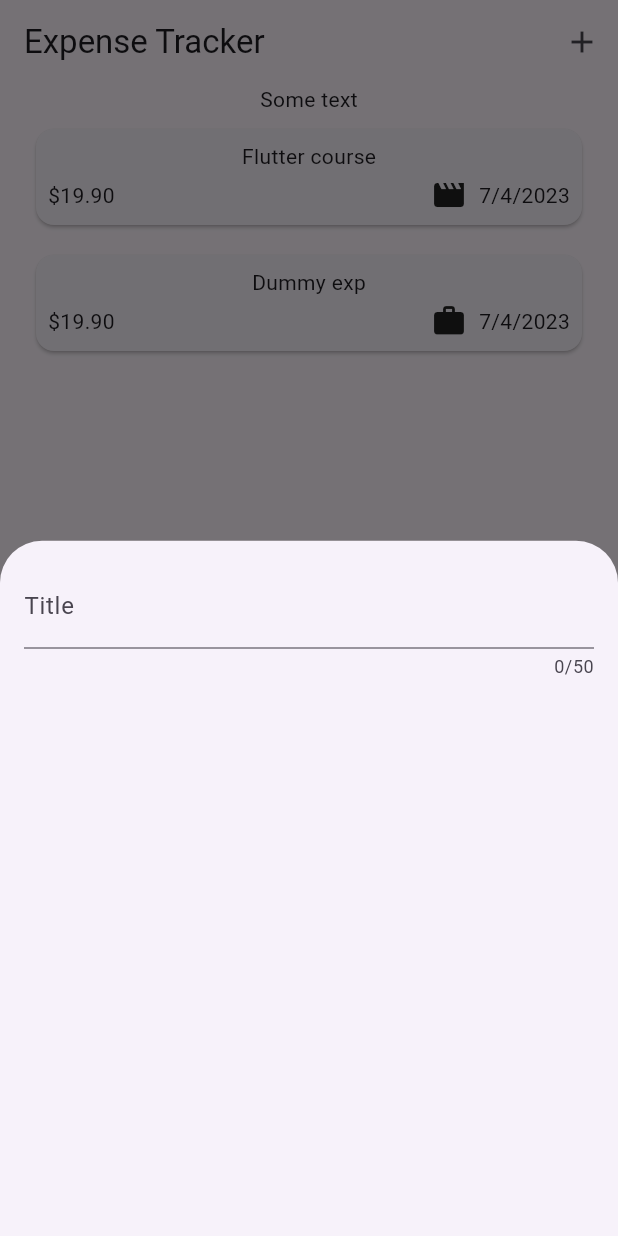
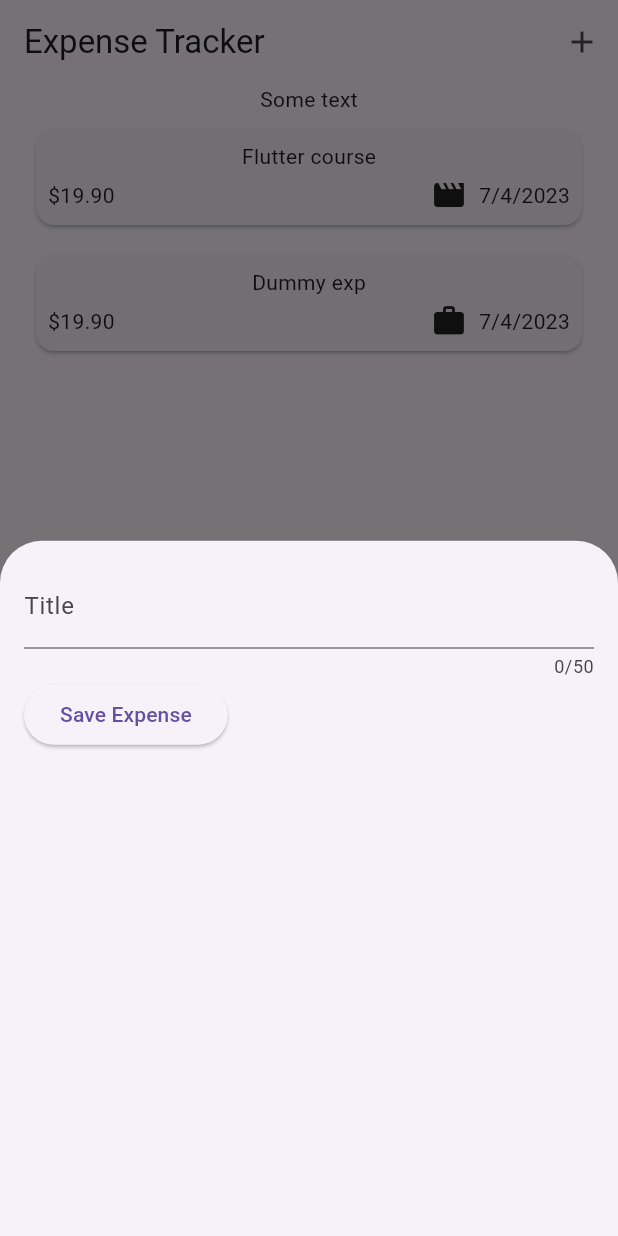
Before and after one commit to DmitrySergienko/expenses_tracker, a Flutter app: the screen it shows after launch, after a tap on the "add" icon, on a phone screen of 412 x 824 dp. Run offline on Flutter 3.47's test engine with Material 2 defaults, Android fonts, the phone set to English and light mode, and no system bars.

Commit message:
small upd

```diff
--- a/lib/widgets/new_expense.dart
+++ b/lib/widgets/new_expense.dart
@@ -16,20 +16,35 @@ class NewExpense extends StatefulWidget {
 
 class _NewExpenseState extends State<NewExpense> {
 
+  //to keep input value
+  var _entiredValue ='';
+
+  void _saveTitleInput(String inputValue){
+    _entiredValue = inputValue;
+  }
+
 
 
   @override
   Widget build(context) {
-    return const Padding(
-      padding: EdgeInsets.all(16),
+    return Padding(
+      padding: const EdgeInsets.all(16),
       child: Column(
         children: [
           TextField(
+            onChanged: _saveTitleInput,
             maxLength: 50,
             decoration: InputDecoration(
               label: Text('Title')
             ),
-          )
+          ),
+          Row(children: [
+            ElevatedButton(
+              onPressed: (){
+                print(_entiredValue);
+              },
+               child: const Text('Save Expense'))
+          ],),
         ],
       ),
     );
```
